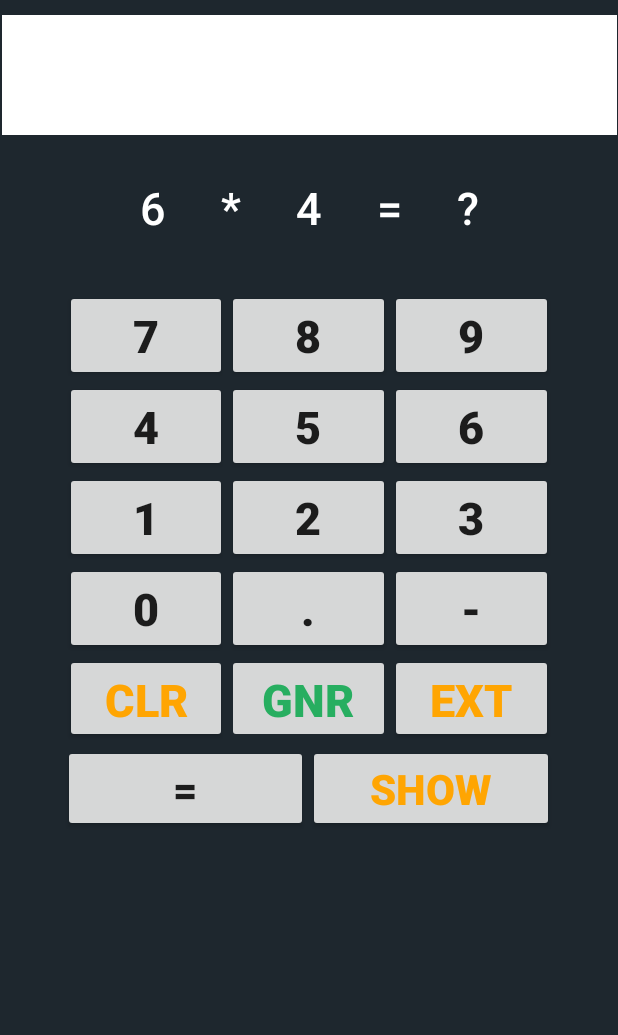
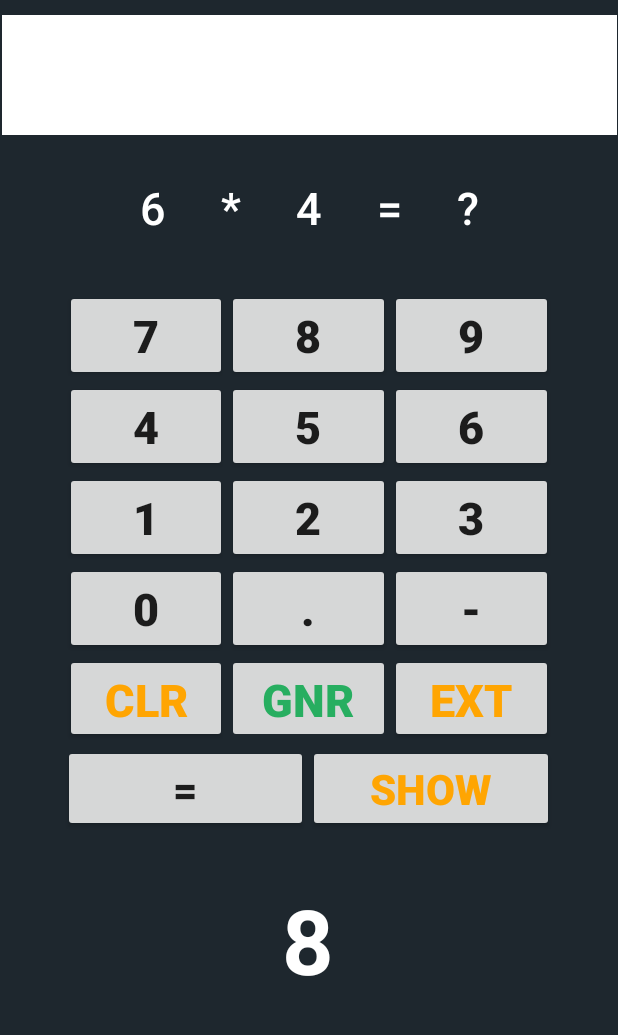
Before and after one commit to michukanyto/calculator, an Android app: the screen it shows after launch (MainActivity), after a tap on "GNR", on a phone screen of 412 x 824 dp, the part 138-1173 px from its top. Run offline under Robolectric (Android 15) with nearby library versions, the phone set to English and light mode, and no system bars.

Commit message:
Count down implementation

```diff
--- a/app/src/main/java/com/appsmontreal/calc/Animate.java
+++ b/app/src/main/java/com/appsmontreal/calc/Animate.java
@@ -1,6 +1,7 @@
 package com.appsmontreal.calc;
 
 import android.graphics.Color;
+import android.os.CountDownTimer;
 import android.widget.TextView;
 
 public class Animate {
@@ -11,6 +12,7 @@ public class Animate {
     }
 
     private boolean answer;
+    private int counter;
 
     public Animate(boolean answer) {
         this.answer = answer;
@@ -31,4 +33,6 @@ public class Animate {
 
     }
 
+
+
 }
--- a/app/src/main/java/com/appsmontreal/calc/MainActivity.java
+++ b/app/src/main/java/com/appsmontreal/calc/MainActivity.java
@@ -3,6 +3,7 @@ package com.appsmontreal.calc;
 import android.content.Intent;
 import android.graphics.Color;
 import android.media.MediaPlayer;
+import android.os.CountDownTimer;
 import android.support.v7.app.AppCompatActivity;
 import android.os.Bundle;
 import android.view.View;
@@ -23,12 +24,15 @@ public class MainActivity extends AppCompatActivity implements View.OnClickListe
     public static final String KEY = "OK";
     TextView textViewResult;
     TextView textViewOperation;
+    TextView textViewCounter;
     Intent myIntent;
     RandomOperation operation;
     Validate validate;
     ArrayList<Answer> answers;
     Sound play;
     Animate animate;
+    CountDownTimer countDownTimer;
+    int counter;
     Button[] buttons = new Button[17];
     int buttonsWidgets[] = {R.id.button0,R.id.button1,R.id.button2,R.id.button3,R.id.button4,R.id.button5,R.id.button6,R.id.button7,R.id.button8,R.id.button9,
                     R.id.buttonClear,R.id.buttonDot,R.id.buttonEqual,R.id.buttonGenerate,R.id.buttonLess,R.id.buttonQuit,R.id.buttonResults};
@@ -50,9 +54,11 @@ public class MainActivity extends AppCompatActivity implements View.OnClickListe
         }
         operation = new RandomOperation();
         textViewOperation =(TextView) findViewById(R.id.textViewOperation);
+        textViewCounter = (TextView) findViewById(R.id.textViewCounter);
         answers = new ArrayList<Answer>();
         play = new Sound(this);
         buttons[12].setEnabled(false);
+        counter = 9;
     }
 
 
@@ -82,6 +88,7 @@ public class MainActivity extends AppCompatActivity implements View.OnClickListe
                     buttons[13].setEnabled(true);
                     animate = new Animate(validate.validateOperation());
                     animate.displayPoints(textViewResult);
+                    countDownTimer.cancel();
                 }catch (Exception e){
                     Toast.makeText(this,"Please enter a result",Toast.LENGTH_SHORT).show();
                 }
@@ -94,6 +101,8 @@ public class MainActivity extends AppCompatActivity implements View.OnClickListe
                 buttons[12].setEnabled(true);
                 buttons[13].setEnabled(false);
                 textViewResult.setTextColor(Color.GRAY);
+                textViewCounter.setVisibility(View.VISIBLE);
+                countDownDisplay();
                 break;
 
             case R.id.buttonLess: textViewResult.append("-"); break;
@@ -120,4 +129,26 @@ public class MainActivity extends AppCompatActivity implements View.OnClickListe
         buttons[12].setEnabled(false);
     }
 
+
+    public void countDownDisplay(){
+        countDownTimer = new CountDownTimer(9000, 1000){
+            public void onTick(long millisUntilFinished){
+                textViewCounter.setText(String.valueOf(counter--));
+                if(counter == 0){
+                    buttons[12].setEnabled(false);
+                    buttons[13].setEnabled(true);
+                    validate = new Validate(Double.parseDouble("-10"), operation.operationResult());
+                    checkAnswer();
+                    answers.add(new Answer(validate, operation.toString(), validate.validateOperation()));
+                }
+            }
+            public  void onFinish(){
+                textViewCounter.setText("-");
+            }
+        }.start();
+
+            counter = 9;
+
+    }
+
 }
--- a/app/src/main/res/layout/activity_main.xml
+++ b/app/src/main/res/layout/activity_main.xml
@@ -261,6 +261,7 @@
     </TableLayout>
 
     <LinearLayout
+        android:id="@+id/linearLayout"
         android:layout_width="327dp"
         android:layout_height="61dp"
         android:layout_marginStart="8dp"
@@ -272,9 +273,8 @@
         app:layout_constraintHorizontal_bias="0.493"
         app:layout_constraintStart_toStartOf="parent"
         app:layout_constraintTop_toBottomOf="@id/tableLayoutKey"
-        app:layout_constraintVertical_bias="0.0"
 
-        >
+        app:layout_constraintVertical_bias="0.0">
 
         <Button
             android:id="@+id/buttonEqual"
@@ -282,8 +282,8 @@
             android:layout_height="wrap_content"
             android:layout_weight="1"
             android:gravity="center"
+            android:tag="="
             android:text="="
-            android:tag="="
             android:textSize="28sp"
             android:textStyle="bold" />
 
@@ -293,10 +293,29 @@
             android:layout_height="wrap_content"
             android:layout_weight="1"
             android:gravity="center"
+            android:tag="show"
             android:text="Show"
-            android:tag="show"
             android:textColor="#ffa502"
             android:textSize="28sp"
             android:textStyle="bold" />
     </LinearLayout>
+
+    <TextView
+        android:id="@+id/textViewCounter"
+        android:layout_width="78dp"
+        android:layout_height="72dp"
+        android:layout_marginStart="166dp"
+        android:layout_marginTop="9dp"
+        android:layout_marginEnd="167dp"
+        android:layout_marginBottom="54dp"
+        android:textAlignment="center"
+        android:textSize="60sp"
+        android:textStyle="bold"
+        android:textColor="#ffffff"
+        android:shadowColor="#070707"
+        app:layout_constraintBottom_toBottomOf="parent"
+        app:layout_constraintEnd_toEndOf="parent"
+        app:layout_constraintStart_toStartOf="parent"
+        app:layout_constraintTop_toBottomOf="@+id/linearLayout" />
+
 </android.support.constraint.ConstraintLayout>
```
